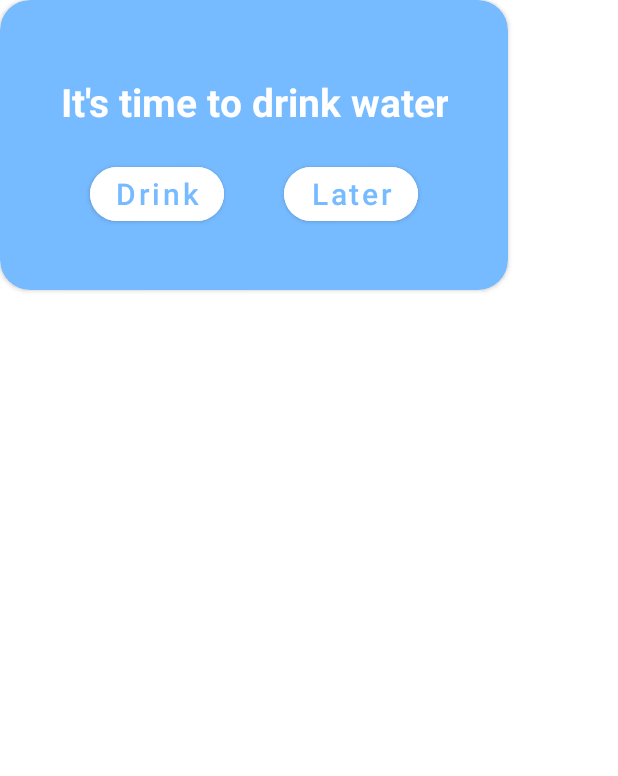
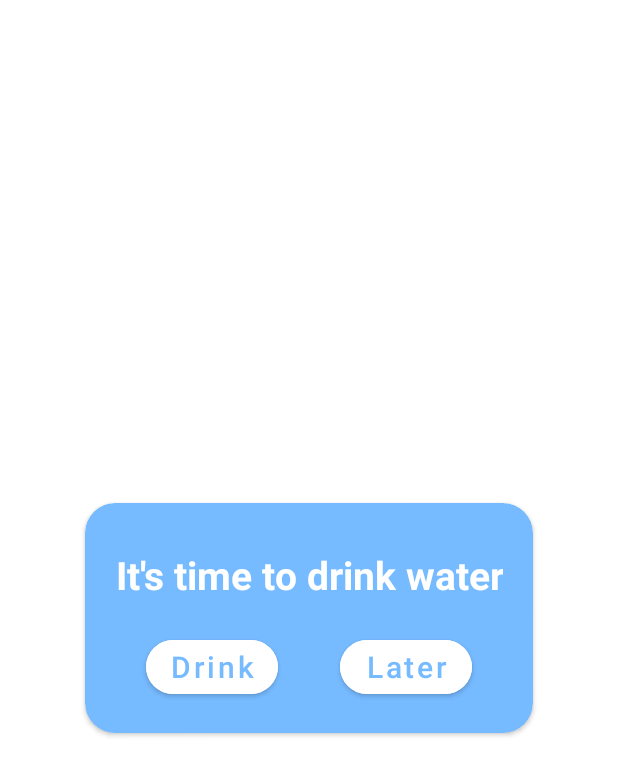
Before and after one commit to siargeev/WaterReminder, an Android app: the layout overlay.xml on its own in the app's theme, with its tools: preview values and no code run, on a phone screen of 412 x 824 dp. Shown: the top 776 px of the screen. Run offline under Robolectric (Android 15) with nearby library versions, the phone set to English and light mode, and no system bars; plain views replace PublisherAdView.

Commit message:
Add Overlay required idle

```diff
--- a/app/src/main/java/mraqs/water/notification/worker/OverlayWorker.kt
+++ b/app/src/main/java/mraqs/water/notification/worker/OverlayWorker.kt
@@ -18,7 +18,7 @@ class OverlayWorker(private val context: Context, params: WorkerParameters) : Wo
     }
 
     override fun doWork(): Result {
-        if (App.appInBackground.value!! && NetManager(context).isConnectedToInternet)
+        if (App.appInBackground.value!! && !NetManager(context).isConnectedToInternet)
             showOverlay()
         Log.d(TAG, "doWork: Overlay Work Complete")
         return Result.success()
@@ -28,6 +28,7 @@ class OverlayWorker(private val context: Context, params: WorkerParameters) : Wo
         val jobScheduler = context.getSystemService(Context.JOB_SCHEDULER_SERVICE) as JobScheduler
         val job = JobInfo.Builder(OVERLAY_JOB_ID, ComponentName(context, Overlay::class.java))
             .setOverrideDeadline(0)
+            .setRequiresDeviceIdle(true)
             .build()
         jobScheduler.schedule(job)
     }
--- a/app/src/main/java/mraqs/water/ui/main/home/HomeActivity.kt
+++ b/app/src/main/java/mraqs/water/ui/main/home/HomeActivity.kt
@@ -39,6 +39,10 @@ class HomeActivity : BaseActivity(0) {
         setupBinding()
         setupBottomNavigation()
         observeUIState()
+    }
+
+    override fun onResume() {
+        super.onResume()
         adView.show()
     }
 
--- a/app/src/main/res/layout/overlay.xml
+++ b/app/src/main/res/layout/overlay.xml
@@ -4,6 +4,7 @@
 	xmlns:app="http://schemas.android.com/apk/res-auto"
 	android:layout_width="wrap_content"
 	android:layout_height="wrap_content"
+	android:layout_gravity="center"
 	android:backgroundTint="@color/blue"
 	ads:cardCornerRadius="20dp"
 	>
@@ -11,7 +12,7 @@
 	android:id="@+id/layout"
 	android:layout_width="wrap_content"
 	android:layout_height="wrap_content"
-	android:padding="40dp"
+	android:padding="20dp"
 	android:theme="@style/Theme.AppCompat"
 	>
 
@@ -44,7 +45,7 @@
 
 	<Button
 		android:id="@+id/btn_drink"
-		android:layout_width="0dp"
+		android:layout_width="wrap_content"
 		android:layout_height="wrap_content"
 		android:layout_marginEnd="20dp"
 		android:layout_marginStart="20dp"
@@ -62,7 +63,7 @@
 
     <Button
 	    android:id="@+id/btn_later"
-	    android:layout_width="0dp"
+	    android:layout_width="wrap_content"
 	    android:layout_height="wrap_content"
 	    android:layout_below="@id/btn_drink"
 	    android:layout_marginEnd="20dp"
```
Also changed, not shown: app/src/main/res/values/keys.xml (added, +8 -0 lines), 1 other file.
